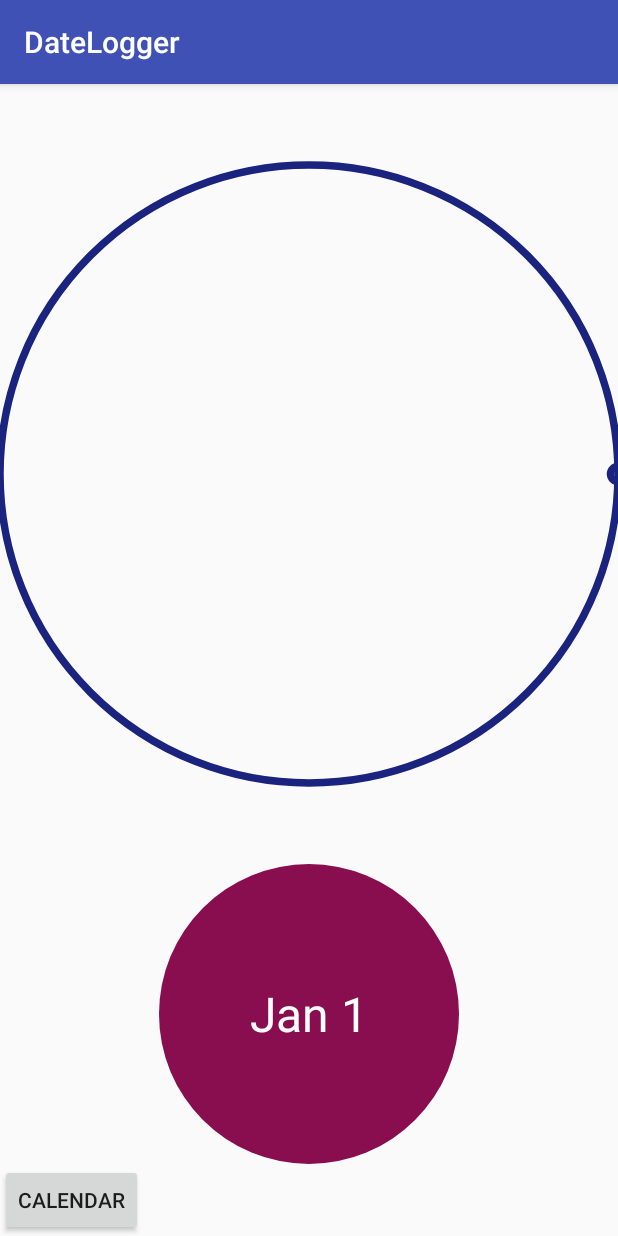
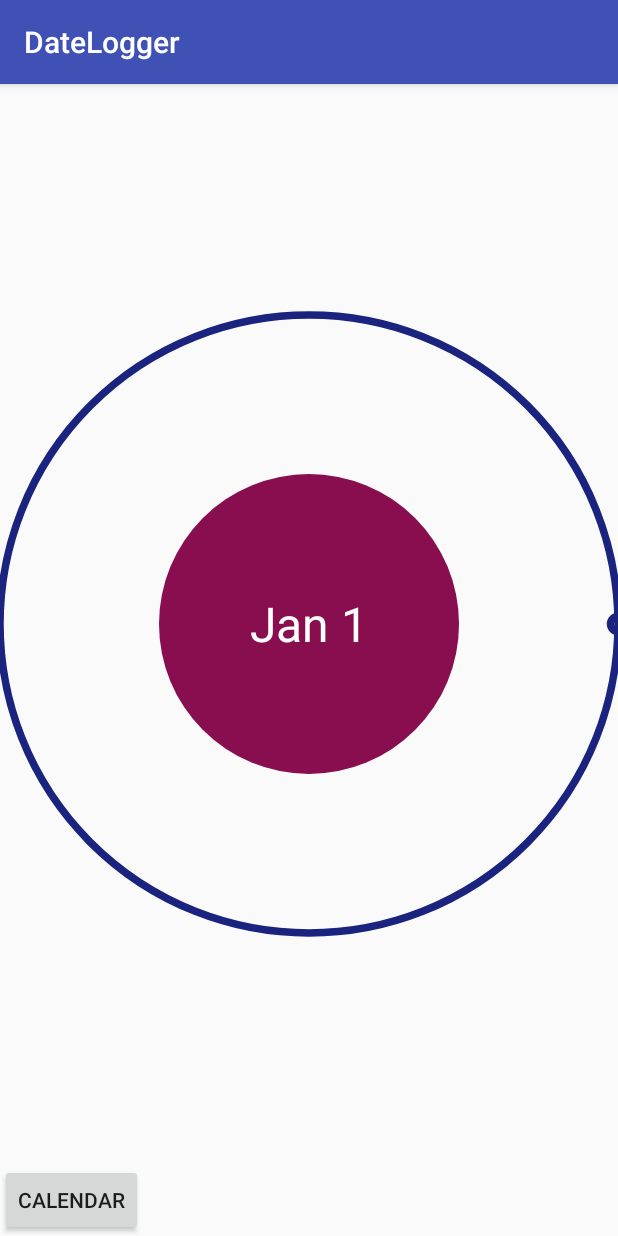
Before and after one commit to sgaw/DateLogger, an Android app: the screen it shows after launch (MainActivity), on a phone screen of 412 x 824 dp. Run offline under Robolectric (Android 15) with nearby library versions, the phone set to English and light mode, and no system bars.

Commit message:
Adjust layout to have buttons overlay

```diff
--- a/app/src/main/res/layout/activity_main.xml
+++ b/app/src/main/res/layout/activity_main.xml
@@ -9,23 +9,27 @@
     android:orientation="vertical"
     tools:context="com.playground.sgaw.sample.datelogger.MainActivity">
 
-    <com.playground.sgaw.sample.datelogger.CircularSeekBar
-        android:id="@+id/seekBar"
+    <FrameLayout
         android:layout_width="match_parent"
-        android:layout_weight="1"
-        android:layout_height="0dp"/>
+        android:layout_height="0dp"
+        android:layout_weight="3">
 
-    <com.playground.sgaw.sample.datelogger.CircularButton
-        android:id="@+id/circularButton"
-        android:layout_width="match_parent"
-        android:layout_height="200dp"/>
+        <com.playground.sgaw.sample.datelogger.CircularSeekBar
+            android:id="@+id/seekBar"
+            android:layout_width="match_parent"
+            android:layout_height="match_parent"/>
+
+        <com.playground.sgaw.sample.datelogger.CircularButton
+            android:id="@+id/circularButton"
+            android:layout_width="200dp"
+            android:layout_height="200dp"
+            android:layout_gravity="center"/>
+    </FrameLayout>
 
     <Button
-        android:text="@string/main_button_launch"
+        android:id="@+id/detailButton"
         android:layout_width="wrap_content"
         android:layout_height="wrap_content"
-        tools:layout_editor_absoluteX="145dp"
-        tools:layout_editor_absoluteY="443dp"
-        android:id="@+id/detailButton"/>
+        android:text="@string/main_button_launch"/>
 
 </LinearLayout>
```
